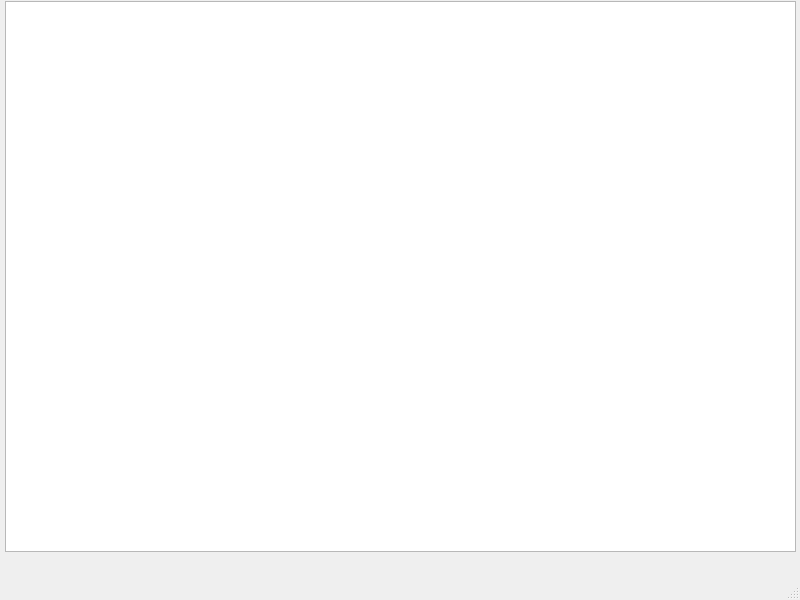
Qt form mainwindow.ui (DeimanteDav/ShelfSpace) before a commit.
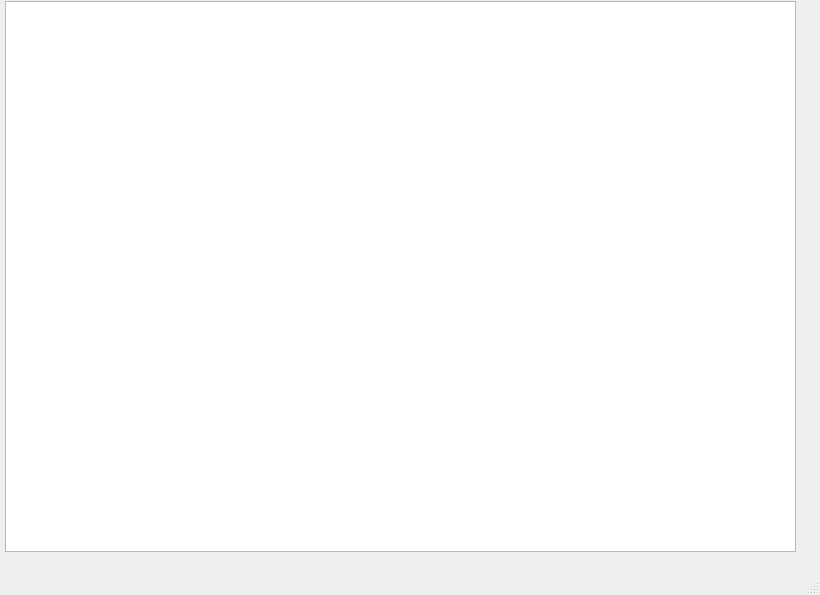
The same form after that commit.

Commit message: note/review widget with save ability

The edit to the form file:
```diff
--- a/mainwindow.ui
+++ b/mainwindow.ui
@@ -6,8 +6,8 @@
    <rect>
     <x>0</x>
     <y>0</y>
-    <width>800</width>
-    <height>600</height>
+    <width>820</width>
+    <height>595</height>
    </rect>
   </property>
   <property name="windowTitle">
```
Left out of the diff: 4 changed lines with no effect on the pictures. The commit also changes 4 other files.
